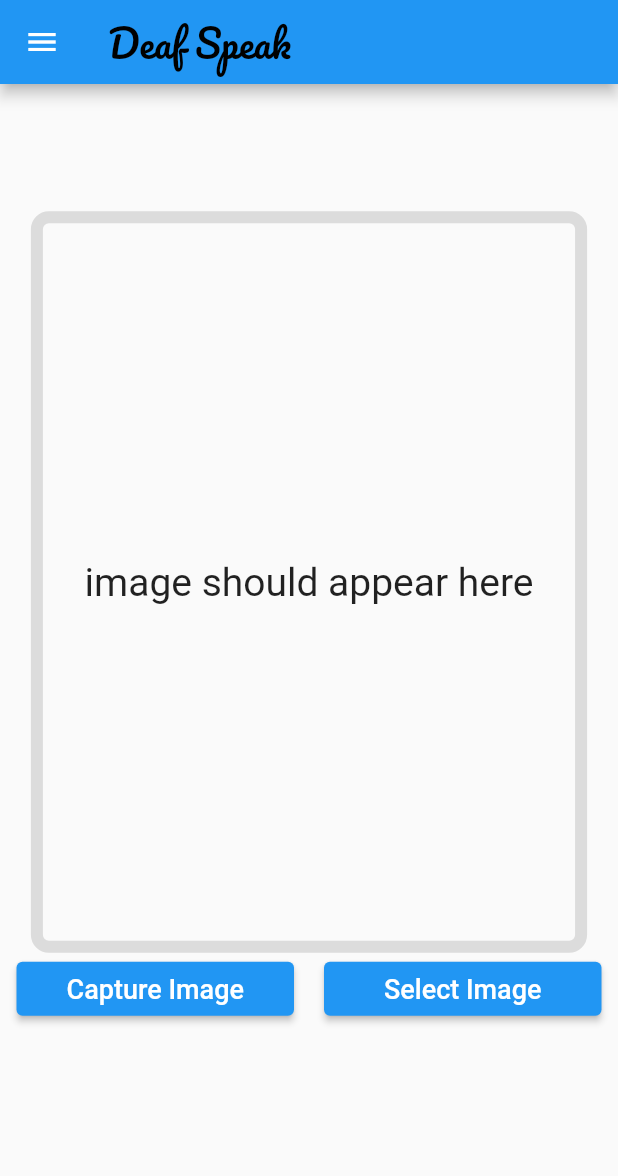
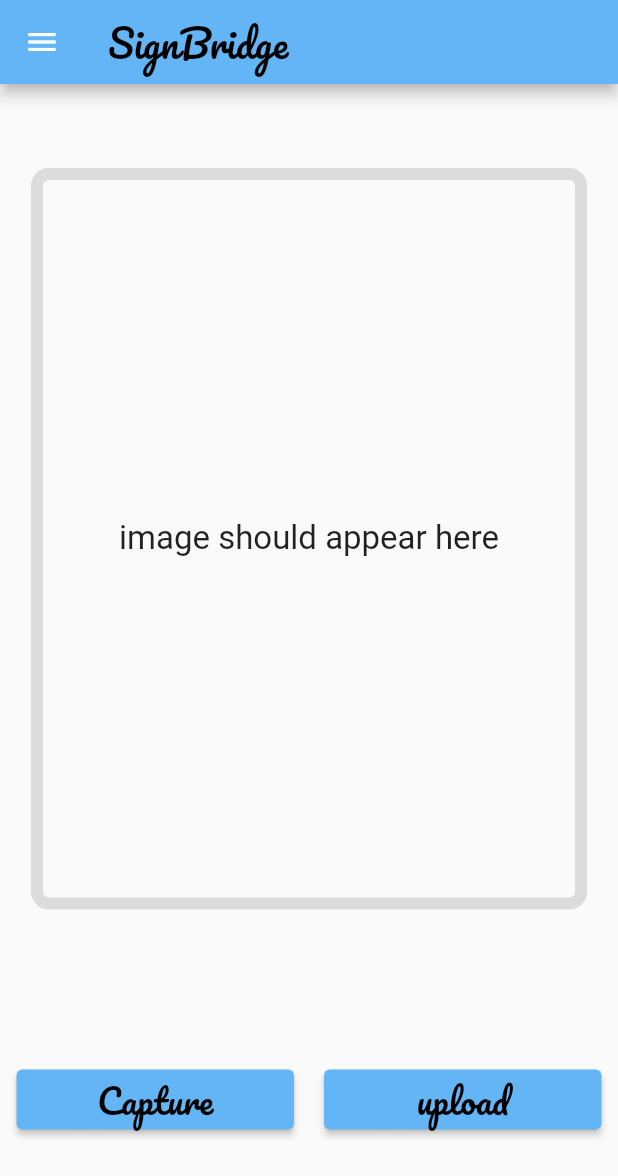
Before and after one commit to Kholoudnssar/sign_language, a Flutter app: the MyHome screen opened by its route, on a phone screen of 412 x 824 dp. Shown: the top 1176 px of the screen. Run offline on Flutter 3.47's test engine with Material 2 defaults, Android fonts, the light colour scheme and no system bars; our stand-ins replace cloud_firestore, firebase_auth, firebase_core, image_picker, modal_progress_hud_nsn, photo_view and 1 more; accounts and stored records are empty; Roboto replaces fonts that are missing (pacifico).

Commit message:
logout-----Done Add Home ----Done Add Drawer ----Done Check Code Logout login Upload and response Data api -------Done welcome page ---- done

```diff
--- a/lib/screens/navscreens/homepage.dart
+++ b/lib/screens/navscreens/homepage.dart
@@ -28,12 +28,12 @@ class _MyHomeState extends State<MyHome> {
     return Scaffold(
       drawer: NavigationDrawerWidget(),
       appBar: AppBar(
-        title: const Text('Deaf Speak'
+        title: const Text('SignBridge'
           , style: TextStyle(color: Colors.black,
               fontFamily: 'pacifico',
               fontSize: 25),
         ),
-
+          backgroundColor: Colors.blue [300] ,
       ),
       body: Padding(
         padding: const EdgeInsets.all(11.0),
@@ -54,7 +54,9 @@ class _MyHomeState extends State<MyHome> {
 
               )
             else
-              Container(
+              Padding(
+                padding: const EdgeInsets.only(top:45),
+                child: Container(
                   width: wedith*0.9,
                   height: hight*0.6,
                   alignment: Alignment.center,
@@ -63,14 +65,23 @@ class _MyHomeState extends State<MyHome> {
                     border: Border.all(width: 8,color: Colors.black12),
                     borderRadius: BorderRadius.circular(12.0),
                   ),
-                child: const Text('image should appear here',style: TextStyle(fontSize: 26),),
+                  child: const Text('image should appear here',
+                    style: TextStyle(fontSize: 22),),
                 ),
+              ),
+            Spacer(),
             Row(
               children: [
                 Expanded(
                     child: ElevatedButton(
+                        style: ElevatedButton.styleFrom(
+                          backgroundColor: Colors.blue[300], // Background color
+                        ),
                         onPressed: () => captureImage(source: ImageSource.camera),
-                        child: const Text('Capture Image',style: TextStyle(fontSize: 18),
+                        child: const Text('Capture',
+                          style: TextStyle(color: Colors.black,
+                              fontFamily: 'pacifico',
+                              fontSize: 23),
                         )
                     )
                 ),
@@ -80,8 +91,14 @@ class _MyHomeState extends State<MyHome> {
 
                 Expanded(
                     child: ElevatedButton(
+                        style: ElevatedButton.styleFrom(
+                          backgroundColor: Colors.blue[300], // Background color
+                        ),
                         onPressed: () => captureImage(source: ImageSource.gallery),
-                        child: const Text('Select Image',style: TextStyle(fontSize: 18),
+                        child: const Text('upload',
+                          style: TextStyle(color: Colors.black,
+                              fontFamily: 'pacifico',
+                              fontSize: 23),
                         )
                     )
                 ),
@@ -95,14 +112,21 @@ class _MyHomeState extends State<MyHome> {
 
               visible: (image_url != null),
               child: ElevatedButton(
+                  style: ElevatedButton.styleFrom(
+                    backgroundColor: Colors.blue[300], // Background color
+                  ),
                 onPressed: (){
                   Navigator.of(context).push(
                       MaterialPageRoute(builder: (context) => ImageViewScreen(imageUrl: image_url!))
                   );
                 },
-                child: Text("View Image Screen"),
+                child: Text("View result " ,
+                         style: TextStyle(color: Colors.black,
+                                fontFamily: 'pacifico',
+                          fontSize: 23
                          ),
-            )
+                       )),
+              ),
           ],
         ),
       ),
@@ -126,7 +150,7 @@ class _MyHomeState extends State<MyHome> {
   Future<void> uploadImage(File imageFile) async {
     try {
       var request = http.MultipartRequest('POST', Uri.parse(
-          'http://graduation-asr.westeurope.cloudapp.azure.com:8000/'));
+          'http://graduation-asr.westeurope.cloudapp.azure.com'));
       print(1);
       request.files.add(
           await http.MultipartFile.fromPath('image', '${imageFile.path}'));
--- a/lib/screens/navscreens/navbar.dart
+++ b/lib/screens/navscreens/navbar.dart
@@ -11,7 +11,7 @@ import '../../login_page.dart';
 import 'homepage.dart';
 
 class NavigationDrawerWidget extends StatelessWidget {
-  final Padding = EdgeInsets.symmetric(horizontal: 20);
+  // final Padding = EdgeInsets.only(left: 10);
 
 
   @override
@@ -20,10 +20,10 @@ class NavigationDrawerWidget extends StatelessWidget {
       child: Material(
         color: Colors.blue [300],
         child: ListView(
-          padding: Padding,
+          // padding: Padding,
           children: [
             ListTile(
-              title: Text('Deaf Speak',
+              title: Text('SignBridge',
                 style: TextStyle(color: Colors.black,
                     fontFamily: 'pacifico',
                     fontSize: 30),
--- a/lib/widgets/custom_text_field.dart
+++ b/lib/widgets/custom_text_field.dart
@@ -19,16 +19,16 @@ class CustomFormTextField extends StatelessWidget {
       decoration: InputDecoration(
         hintText: hintText,
         hintStyle: TextStyle(
-          color: Colors.white,
+          color: Colors.black,
         ),
         enabledBorder: OutlineInputBorder(
           borderSide: BorderSide(
-            color: Colors.white,
+            color: Colors.black,
           ),
         ),
         border: OutlineInputBorder(
           borderSide: BorderSide(
-            color: Colors.white,
+            color: Colors.black,
           ),
         ),
       ),
```
Also changed, not shown: lib/login_page.dart (+5 -4 lines), lib/resgister_page.dart (+4 -4 lines), lib/welecomePage.dart (+7 -7 lines), assets/images/logo1.png, 3 other files. Lines whose indentation alone changed are shown as unchanged.
